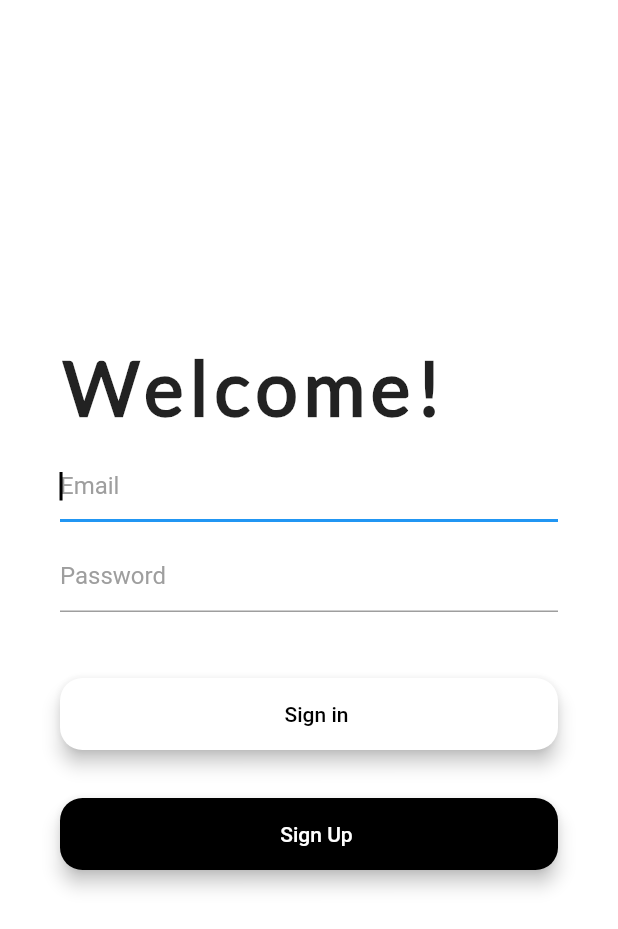
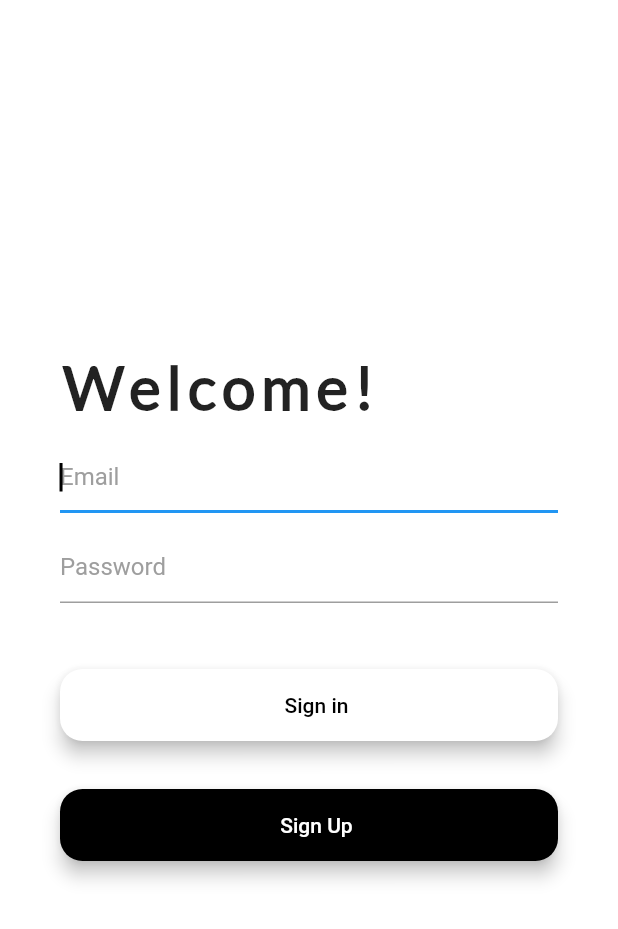
Before and after one commit to petrickjerico/snapsheet_app, a Flutter app: the screen it shows after launch, after a tap on "Login with Email", on a phone screen of 412 x 824 dp. Shown: the top 929 px of the screen. Run offline on Flutter 3.47's test engine with Material 2 defaults, Android fonts, the phone set to English and light mode, and no system bars; our stand-ins replace after_layout, auto_size_text, carousel_slider, charts_flutter, cloud_firestore, csv and 12 more; missing offline and left inert: esys_flutter_share, expressions, firebase_ml_vision, flutter_grid_button, flutter_material_color_picker, flutter_reorderable_list and 4 more; accounts and stored records are empty.

Commit message:
Resize + reposition

```diff
--- a/lib/ui/config/typography.dart
+++ b/lib/ui/config/typography.dart
@@ -2,7 +2,7 @@ import 'package:flutter/material.dart';
 import 'package:google_fonts/google_fonts.dart';
 
 TextStyle kWelcomeTextStyle = GoogleFonts.lato(
-  fontSize: 50.0,
+  fontSize: 40.0,
   fontWeight: FontWeight.bold,
   letterSpacing: 4,
 );
--- a/lib/ui/screens/authentication/welcome_screen.dart
+++ b/lib/ui/screens/authentication/welcome_screen.dart
@@ -29,14 +29,18 @@ class _WelcomeScreenState extends State<WelcomeScreen> {
                 mainAxisAlignment: MainAxisAlignment.center,
                 crossAxisAlignment: CrossAxisAlignment.stretch,
                 children: <Widget>[
+                  Row(
+                    children: <Widget>[
                       Container(
                         child: Image.asset('assets/images/snapsheet_logo.png'),
-                    height: 150.0,
+                        height: 60.0,
                       ),
                       Text(
                         'SNAPSHEET',
                         textAlign: TextAlign.center,
                         style: kWelcomeTextStyle,
+                      ),
+                    ],
                   ),
                   SizedBox(
                     height: 10.0,
--- a/lib/ui/shared/splash.dart
+++ b/lib/ui/shared/splash.dart
@@ -6,12 +6,21 @@ class Splash extends StatelessWidget {
   Widget build(BuildContext context) {
     return Scaffold(
       body: Container(
-        color: Colors.black,
+        color: Colors.white,
         child: Center(
-          child: Text(
-            'SNAPSHEET',
-            textAlign: TextAlign.center,
-            style: kWelcomeTextStyle.copyWith(color: Colors.white),
+          child: Column(
+            mainAxisAlignment: MainAxisAlignment.center,
+            children: <Widget>[
+              Container(
+                child: Image.asset('assets/images/snapsheet_logo.png'),
+                height: 150.0,
+              ),
+              Text(
+                'SNAPSHEET',
+                textAlign: TextAlign.center,
+                style: kWelcomeTextStyle,
+              ),
+            ],
           ),
         ),
       ),
```
Lines whose indentation alone changed are shown as unchanged.
